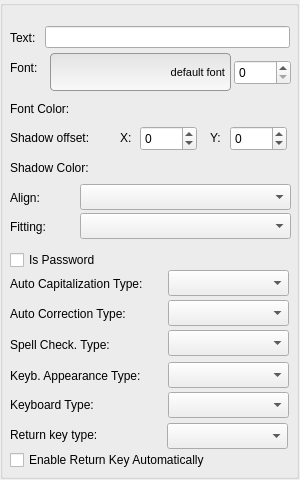
First picture: the form in Tools/UIEditor/UI/uitextfieldpropertygridwidget.ui, repository xaoctech/dava.engine, before the edit.
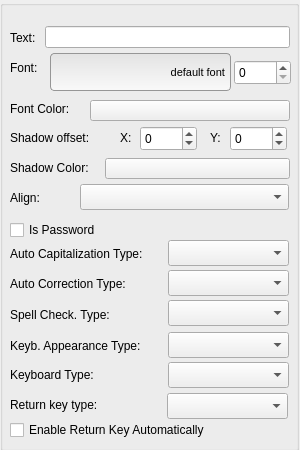
Second picture: the form after the edit. Custom widgets are drawn as their Qt base class.

Patch:
```diff
--- a/Tools/UIEditor/UI/uitextfieldpropertygridwidget.ui
+++ b/Tools/UIEditor/UI/uitextfieldpropertygridwidget.ui
@@ -7,13 +7,13 @@
     <x>0</x>
     <y>0</y>
     <width>300</width>
-    <height>480</height>
+    <height>450</height>
    </rect>
   </property>
   <property name="minimumSize">
    <size>
     <width>300</width>
-    <height>480</height>
+    <height>450</height>
    </size>
   </property>
   <property name="windowTitle">
@@ -25,7 +25,7 @@
      <x>0</x>
      <y>0</y>
      <width>299</width>
-     <height>479</height>
+     <height>451</height>
     </rect>
    </property>
    <property name="title">
@@ -77,28 +77,16 @@
      <string>Font:</string>
     </property>
    </widget>
-   <widget class="QColorWidget" name="textColorWidget" native="true">
+   <widget class="QColorButton" name="textColorPushButton">
     <property name="geometry">
      <rect>
-      <x>105</x>
+      <x>90</x>
       <y>100</y>
-      <width>184</width>
+      <width>200</width>
       <height>21</height>
      </rect>
     </property>
-    <property name="minimumSize">
-     <size>
-      <width>184</width>
-      <height>21</height>
-     </size>
-    </property>
-    <property name="maximumSize">
-     <size>
-      <width>184</width>
-      <height>21</height>
-     </size>
-    </property>
-    <property name="text" stdset="0">
+    <property name="text">
      <string/>
     </property>
    </widget>
@@ -132,28 +120,16 @@
      <string>default font</string>
     </property>
    </widget>
-   <widget class="QColorWidget" name="shadowColorWidget" native="true">
+   <widget class="QColorButton" name="shadowColorButton">
     <property name="geometry">
      <rect>
       <x>105</x>
       <y>158</y>
-      <width>184</width>
-      <height>22</height>
+      <width>185</width>
+      <height>21</height>
      </rect>
     </property>
-    <property name="minimumSize">
-     <size>
-      <width>184</width>
-      <height>22</height>
-     </size>
-    </property>
-    <property name="maximumSize">
-     <size>
-      <width>184</width>
-      <height>22</height>
-     </size>
-    </property>
-    <property name="text" stdset="0">
+    <property name="text">
      <string/>
     </property>
    </widget>
@@ -240,7 +216,7 @@
      <rect>
       <x>80</x>
       <y>184</y>
-      <width>211</width>
+      <width>209</width>
       <height>26</height>
      </rect>
     </property>
@@ -262,7 +238,7 @@
     <property name="geometry">
      <rect>
       <x>10</x>
-      <y>250</y>
+      <y>220</y>
       <width>271</width>
       <height>20</height>
      </rect>
@@ -275,7 +251,7 @@
     <property name="geometry">
      <rect>
       <x>168</x>
-      <y>270</y>
+      <y>240</y>
       <width>121</width>
       <height>26</height>
      </rect>
@@ -285,7 +261,7 @@
     <property name="geometry">
      <rect>
       <x>168</x>
-      <y>300</y>
+      <y>270</y>
       <width>121</width>
       <height>26</height>
      </rect>
@@ -295,7 +271,7 @@
     <property name="geometry">
      <rect>
       <x>168</x>
-      <y>330</y>
+      <y>300</y>
       <width>121</width>
       <height>26</height>
      </rect>
@@ -305,7 +281,7 @@
     <property name="geometry">
      <rect>
       <x>168</x>
-      <y>362</y>
+      <y>332</y>
       <width>121</width>
       <height>26</height>
      </rect>
@@ -315,7 +291,7 @@
     <property name="geometry">
      <rect>
       <x>168</x>
-      <y>392</y>
+      <y>362</y>
       <width>121</width>
       <height>26</height>
      </rect>
@@ -325,7 +301,7 @@
     <property name="geometry">
      <rect>
       <x>167</x>
-      <y>423</y>
+      <y>393</y>
       <width>121</width>
       <height>26</height>
      </rect>
@@ -335,7 +311,7 @@
     <property name="geometry">
      <rect>
       <x>10</x>
-      <y>450</y>
+      <y>420</y>
       <width>271</width>
       <height>20</height>
      </rect>
@@ -348,7 +324,7 @@
     <property name="geometry">
      <rect>
       <x>10</x>
-      <y>427</y>
+      <y>397</y>
       <width>101</width>
       <height>16</height>
      </rect>
@@ -361,7 +337,7 @@
     <property name="geometry">
      <rect>
       <x>10</x>
-      <y>397</y>
+      <y>367</y>
       <width>101</width>
       <height>16</height>
      </rect>
@@ -374,7 +350,7 @@
     <property name="geometry">
      <rect>
       <x>10</x>
-      <y>368</y>
+      <y>338</y>
       <width>161</width>
       <height>16</height>
      </rect>
@@ -387,7 +363,7 @@
     <property name="geometry">
      <rect>
       <x>10</x>
-      <y>337</y>
+      <y>307</y>
       <width>121</width>
       <height>16</height>
      </rect>
@@ -400,7 +376,7 @@
     <property name="geometry">
      <rect>
       <x>10</x>
-      <y>306</y>
+      <y>276</y>
       <width>151</width>
       <height>16</height>
      </rect>
@@ -413,7 +389,7 @@
     <property name="geometry">
      <rect>
       <x>10</x>
-      <y>276</y>
+      <y>246</y>
       <width>171</width>
       <height>16</height>
      </rect>
@@ -422,36 +398,13 @@
      <string>Auto Capitalization Type:</string>
     </property>
    </widget>
-   <widget class="QComboBox" name="fittingTypeComboBox">
-    <property name="geometry">
-     <rect>
-      <x>80</x>
-      <y>213</y>
-      <width>211</width>
-      <height>26</height>
-     </rect>
-    </property>
-   </widget>
-   <widget class="QLabel" name="fittingLabel">
-    <property name="geometry">
-     <rect>
-      <x>10</x>
-      <y>219</y>
-      <width>51</width>
-      <height>16</height>
-     </rect>
-    </property>
-    <property name="text">
-     <string>Fitting:</string>
-    </property>
-   </widget>
   </widget>
  </widget>
  <customwidgets>
   <customwidget>
-   <class>QColorWidget</class>
-   <extends>QWidget</extends>
-   <header>qcolorwidget.h</header>
+   <class>QColorButton</class>
+   <extends>QPushButton</extends>
+   <header>qcolorbutton.h</header>
   </customwidget>
  </customwidgets>
  <tabstops>
```
Left out of the diff: 13 changed lines with no effect on the pictures.
